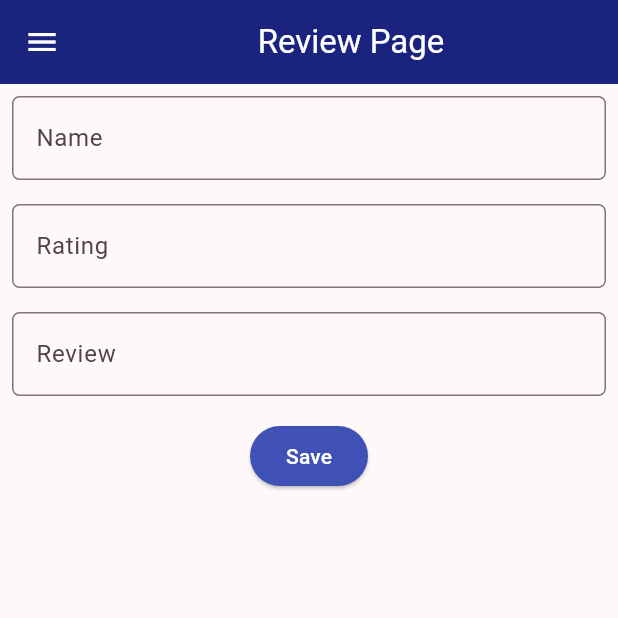
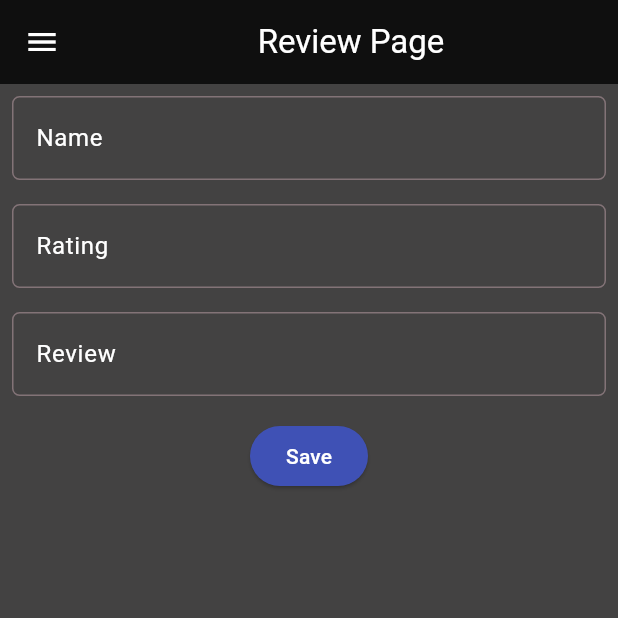
Before and after one commit to LiteraLand-C07/LiteraLandMobile, a Flutter app: the ItemFormPage screen opened directly with empty values, in the side drawer, after a tap on "Save", on a phone screen of 412 x 824 dp, the top half of it. Run offline on Flutter 3.47's test engine with Material 3 defaults, Android fonts, the phone set to English and light mode, and no system bars; our stand-ins replace expandable_text, flutter_rating_bar, google_fonts, webview_flutter; missing offline and left inert: pbp_django_auth; network calls fail.

Commit message:
update color

```diff
--- a/lib/Discuss/screens/review_detail.dart
+++ b/lib/Discuss/screens/review_detail.dart
@@ -26,8 +26,12 @@ class ReviewDetailPage extends StatelessWidget {
   @override
   Widget build(BuildContext context) {
     return Scaffold(
+      backgroundColor: const Color.fromARGB(255, 67, 66, 66),
       appBar: AppBar(
         title: Text(item.fields.reviewerName),
+        backgroundColor:
+            const Color.fromARGB(255, 15, 15, 15),
+            foregroundColor: Colors.white,
       ),
       body: Padding(
         padding: const EdgeInsets.all(16.0),
--- a/lib/Discuss/screens/review_form.dart
+++ b/lib/Discuss/screens/review_form.dart
@@ -26,6 +26,7 @@ class _ItemFormPageState extends State<ItemFormPage> {
     final request = context.watch<CookieRequest>();
 
     return Scaffold(
+      backgroundColor: const Color.fromARGB(255, 67, 66, 66),
       appBar: AppBar(
         title: const Center(
           child: Text(
@@ -33,7 +34,7 @@ class _ItemFormPageState extends State<ItemFormPage> {
             style: TextStyle(color: Colors.white),
           ),
         ),
-        backgroundColor: Colors.indigo.shade900,
+        backgroundColor: const Color.fromARGB(255, 15, 15, 15),
         foregroundColor: Colors.white,
       ),
       drawer: LeftDrawer(
@@ -49,7 +50,9 @@ class _ItemFormPageState extends State<ItemFormPage> {
               child: TextFormField(
                 decoration: InputDecoration(
                   hintText: "Name",
+                  hintStyle: TextStyle(color: Colors.white.withOpacity(0.6)),
                   labelText: "Name",
+                  labelStyle: const TextStyle(color: Colors.white),
                   border: OutlineInputBorder(
                     borderRadius: BorderRadius.circular(5.0),
                   ),
@@ -78,7 +81,9 @@ class _ItemFormPageState extends State<ItemFormPage> {
               child: TextFormField(
                 decoration: InputDecoration(
                   hintText: "Rating",
+                  hintStyle: TextStyle(color: Colors.white.withOpacity(0.6)),
                   labelText: "Rating",
+                  labelStyle: const TextStyle(color: Colors.white),
                   border: OutlineInputBorder(
                     borderRadius: BorderRadius.circular(5.0),
                   ),
@@ -109,7 +114,9 @@ class _ItemFormPageState extends State<ItemFormPage> {
               child: TextFormField(
                 decoration: InputDecoration(
                   hintText: "Review",
+                  hintStyle: TextStyle(color: Colors.white.withOpacity(0.6)),
                   labelText: "Review",
+                  labelStyle: const TextStyle(color: Colors.white),
                   border: OutlineInputBorder(
                     borderRadius: BorderRadius.circular(5.0),
                   ),
--- a/lib/Discuss/screens/review_list.dart
+++ b/lib/Discuss/screens/review_list.dart
@@ -39,8 +39,12 @@ class _ReviewsPageState extends State<ReviewsPage> {
   @override
   Widget build(BuildContext context) {
     return Scaffold(
+      backgroundColor: const Color.fromARGB(255, 67, 66, 66),
       appBar: AppBar(
         title: const Text('Reviews'),
+        backgroundColor:
+            const Color.fromARGB(255, 15, 15, 15),
+            foregroundColor: Colors.white,
       ),
       drawer: LeftDrawer(
         bookId: widget.bookId,
--- a/lib/Discuss/widget/left_drawer.dart
+++ b/lib/Discuss/widget/left_drawer.dart
@@ -14,11 +14,12 @@ class LeftDrawer extends StatelessWidget {
   Widget build(BuildContext context) {
     final request = context.watch<CookieRequest>();
     return Drawer(
+      backgroundColor: const Color.fromARGB(255, 42, 42, 42),
       child: ListView(
         children: [
           const DrawerHeader(
             decoration: BoxDecoration(
-              color: Colors.indigo,
+              color: Color.fromARGB(255, 30, 29, 29),
             ),
             child: Column(
               children: [
@@ -75,8 +76,12 @@ class LeftDrawer extends StatelessWidget {
           // Menampilkan item "Browse Book" jika sudah login
           if (request.loggedIn)
             ListTile(
+              iconColor: Colors.white,
               leading: const Icon(Icons.book),
-              title: const Text('Browse Book'),
+              title: const Text(
+                'Browse Book',
+                style: TextStyle(color: Colors.white),
+              ),
               onTap: () {
                 Navigator.pushAndRemoveUntil(
                   context,
@@ -87,8 +92,12 @@ class LeftDrawer extends StatelessWidget {
               },
             ),
           ListTile(
+            iconColor: Colors.white,
             leading: const Icon(Icons.checklist),
-            title: const Text('Review List'),
+            title: const Text(
+              'Review List',
+              style: TextStyle(color: Colors.white),
+            ),
             // Bagian redirection ke Item Page
             onTap: () {
               Navigator.pushReplacement(
```
